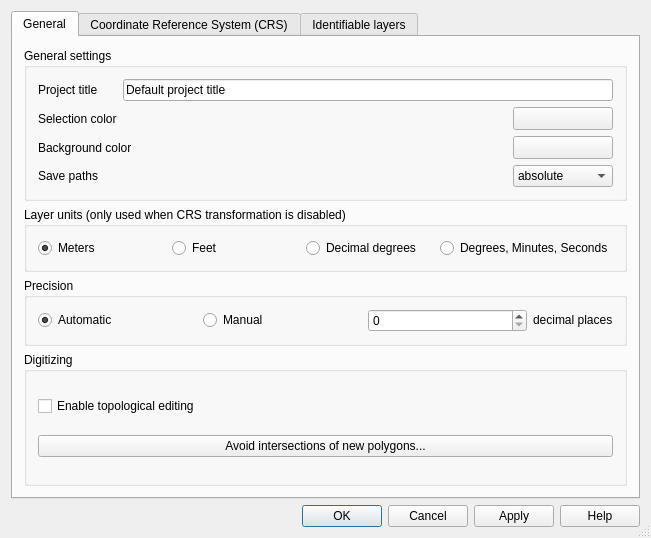
Old version of the form qgis/src/ui/qgsprojectpropertiesbase.ui in the repository sourcepole/qgis.
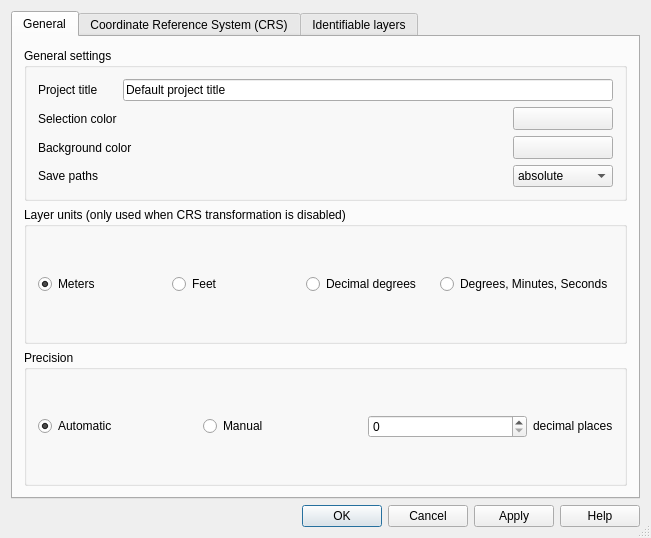
New version of the form. The open tabs and pages were chosen to show the change. Icons and pictures are not drawn. Custom widgets are drawn as their Qt base class.

The edit to the form file:
```diff
--- a/qgis/src/ui/qgsprojectpropertiesbase.ui
+++ b/qgis/src/ui/qgsprojectpropertiesbase.ui
@@ -285,35 +285,6 @@
          </layout>
         </widget>
        </item>
-       <item row="3" column="0">
-        <widget class="QGroupBox" name="grpDigitizing">
-         <property name="sizePolicy">
-          <sizepolicy hsizetype="Preferred" vsizetype="Expanding">
-           <horstretch>0</horstretch>
-           <verstretch>0</verstretch>
-          </sizepolicy>
-         </property>
-         <property name="title">
-          <string>Digitizing</string>
-         </property>
-         <layout class="QGridLayout" name="gridLayout_1">
-          <item row="0" column="0">
-           <widget class="QCheckBox" name="mEnableTopologicalEditingCheckBox">
-            <property name="text">
-             <string>Enable topological editing</string>
-            </property>
-           </widget>
-          </item>
-          <item row="1" column="0">
-           <widget class="QPushButton" name="mAvoidIntersectionsPushButton">
-            <property name="text">
-             <string>Avoid intersections of new polygons...</string>
-            </property>
-           </widget>
-          </item>
-         </layout>
-        </widget>
-       </item>
       </layout>
      </widget>
      <widget class="QWidget" name="tab2">
```
Left out of the diff: 4 changed lines with no effect on the pictures.
